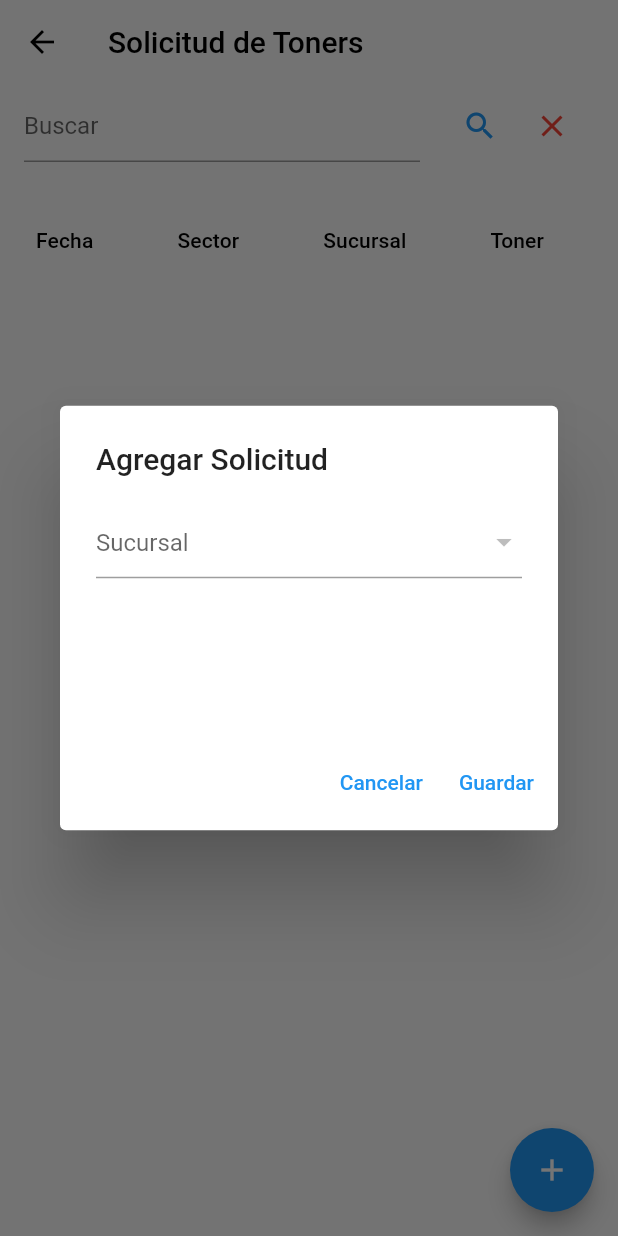
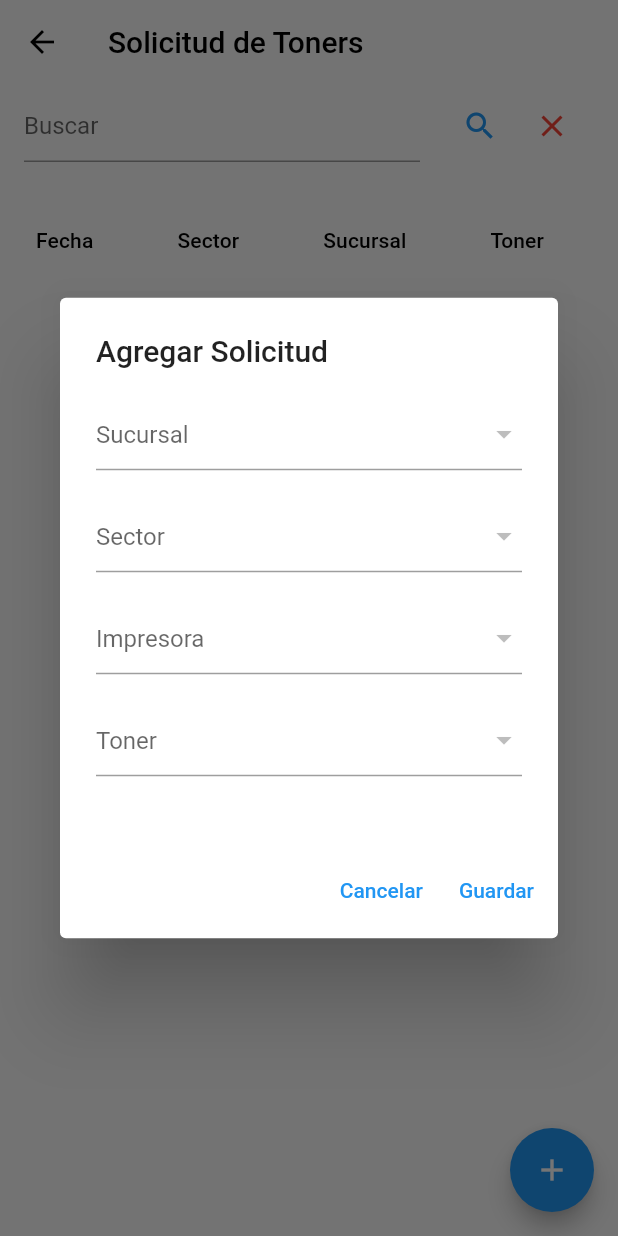
Before and after one commit to Akrata/soporte_app, a Flutter app: the SolicitudTonerPage screen opened directly, after a tap on the "add" icon, on a phone screen of 412 x 824 dp. Run offline on Flutter 3.47's test engine with Material 2 defaults, Android fonts, the phone set to English and light mode, and no system bars; our stand-ins replace pdf, pocketbase, printing; missing offline and left inert: window_manager; accounts and stored records are empty; network calls fail.

Commit message:
quickfix 0

```diff
--- a/lib/pages/solicitud_toner_page.dart
+++ b/lib/pages/solicitud_toner_page.dart
@@ -134,10 +134,15 @@ class SolicitudTonerPage extends StatelessWidget {
       ),
       floatingActionButton: FloatingActionButton(
         onPressed: () {
-          showDialog(
-            context: context,
-            builder: (context) => FormAgregarSolicitud(),
-          );
+          try {
+            showDialog(
+              barrierDismissible: false,
+              context: context,
+              builder: (context) => FormAgregarSolicitud(),
+            );
+          } catch (e) {
+            print(e);
+          }
         },
         child: const Icon(Icons.add),
       ),
--- a/lib/providers/request_providers/solicitud_toner_request.dart
+++ b/lib/providers/request_providers/solicitud_toner_request.dart
@@ -35,6 +35,12 @@ class SolicitudTonerRequest extends ChangeNotifier {
   //Abriendo sucursal
   bool abriendoSucursal = false;
 
+  //deshabilitar dropdowns;
+
+  bool dropDown1 = true;
+  bool dropDown2 = true;
+  bool dropDown3 = true;
+
 // Propiedades para agregar una solicitud
   String sucursal = '';
   String sector = '';
@@ -47,6 +53,11 @@ class SolicitudTonerRequest extends ChangeNotifier {
   List<SolicitudToner> listaBusquedaSolicitud = [];
   bool inSearch = false;
   TextEditingController controller = TextEditingController();
+
+  habilitarDropDown(dropdown, bool dato) {
+    dropdown = dato;
+    notifyListeners();
+  }
 
   SolicitudTonerRequest() {
     getSolicitudToner();
@@ -61,6 +72,11 @@ class SolicitudTonerRequest extends ChangeNotifier {
 
   cambiarSucursal(bool dato) {
     abriendoSucursal = dato;
+    notifyListeners();
+  }
+
+  cambindoSucursal(String dato) {
+    sucursal = dato;
     notifyListeners();
   }
 
@@ -173,7 +189,7 @@ class SolicitudTonerRequest extends ChangeNotifier {
           body: toner.toJson(),
           encoding: utf8,
           headers: {"Content-Type": "application/json"});
-      final decodedData = response.body;
+
       limpiarForm();
       notifyListeners();
     } catch (e) {
--- a/lib/widgets/form_agregar_solicitud.dart
+++ b/lib/widgets/form_agregar_solicitud.dart
@@ -15,7 +15,9 @@ class FormAgregarSolicitud extends StatelessWidget {
     final secYTon = Provider.of<SolicitudTonerRequest>(context);
 
     return Form(
-      child: AlertDialog(
+      child: Builder(builder: (context) {
+        try {
+          return AlertDialog(
             title: Text("Agregar Solicitud"),
             content: Container(
               width: 400,
@@ -31,7 +33,7 @@ class FormAgregarSolicitud extends StatelessWidget {
                             ))
                         .toList(),
                     onChanged: (value) async {
-                  secYTon.sucursal = value!.id;
+                      secYTon.cambindoSucursal(value!.id);
                       // print(secYTon.sucursal);
                       await secYTon.getSectorSegunSucursal(value.id);
                     },
@@ -39,15 +41,17 @@ class FormAgregarSolicitud extends StatelessWidget {
                   SizedBox(
                     height: 20,
                   ),
-              if (secYTon.sucursal != "")
+                  // if (secYTon.sucursal != "")
                   DropdownButtonFormField(
                     decoration: InputDecoration(hintText: 'Sector'),
-                  items: secYTon.listaSectoresValue
+                    items: secYTon.sucursal != ""
+                        ? secYTon.listaSectoresValue
                             .map((e) => DropdownMenuItem(
                                   child: Text(e.nombre),
                                   value: e,
                                 ))
-                      .toList(),
+                            .toList()
+                        : null,
                     onChanged: (value) async {
                       secYTon.sector = value!.id;
                       // print(value.id);
@@ -57,15 +61,17 @@ class FormAgregarSolicitud extends StatelessWidget {
                   SizedBox(
                     height: 20,
                   ),
-              if (secYTon.sector != "")
+                  // if (secYTon.sector != "")
                   DropdownButtonFormField(
                     decoration: InputDecoration(hintText: 'Impresora'),
-                  items: secYTon.listaImpresorasValue
+                    items: secYTon.sector != ""
+                        ? secYTon.listaImpresorasValue
                             .map((e) => DropdownMenuItem(
                                   child: Text("${e.marca} ${e.modelo}"),
                                   value: e,
                                 ))
-                      .toList(),
+                            .toList()
+                        : null,
                     onChanged: (value) async {
                       secYTon.impresora = "${value!.marca} ${value.modelo}";
                       await secYTon.getTonerSegunImpresora(value.id);
@@ -75,15 +81,17 @@ class FormAgregarSolicitud extends StatelessWidget {
                   SizedBox(
                     height: 20,
                   ),
-              if (secYTon.impresora != "")
+                  // if (secYTon.impresora != "")
                   DropdownButtonFormField(
                     decoration: InputDecoration(hintText: 'Toner'),
-                  items: secYTon.listaTonerValue
+                    items: secYTon.impresora != ""
+                        ? secYTon.listaTonerValue
                             .map((e) => DropdownMenuItem(
-                            child: Text(e.modelo),
                                   value: e,
+                                  child: Text(e.expand!.toner!.modelo),
                                 ))
-                      .toList(),
+                            .toList()
+                        : null,
                     onChanged: (value) {
                       // print(value!.toner);
                       secYTon.toner = value!.toner;
@@ -129,7 +137,11 @@ class FormAgregarSolicitud extends StatelessWidget {
                 child: Text("Guardar"),
               ),
             ],
-      ),
+          );
+        } catch (e) {
+          return Text("error");
+        }
+      }),
     );
   }
 }
```
Lines whose indentation alone changed are shown as unchanged.
